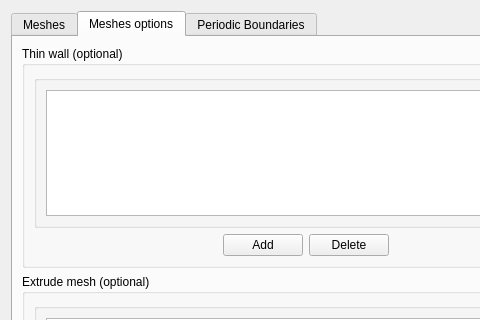
The window that gui/Pages/SolutionDomainForm.ui (code-saturne/code_saturne) describes before a commit, drawn with Qt 5; both pictures show x 0 to 480 and y 0 to 320 of the 612 by 868 pixel window.
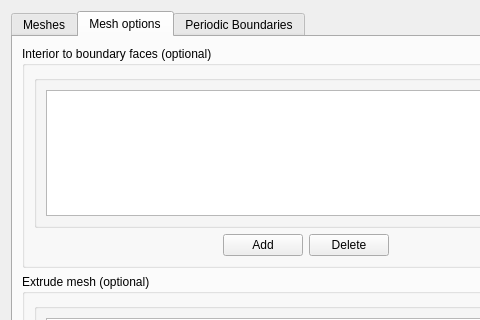
The same window after the commit. The open tabs and pages were chosen to show the change. Icons and pictures are not drawn. Custom widgets are drawn as their Qt base class.

Commit message: Rename cs_user_thinwall to cs_user_boundary, fix missing reload issue in GUI.

What changed in the file:
```diff
--- a/gui/Pages/SolutionDomainForm.ui
+++ b/gui/Pages/SolutionDomainForm.ui
@@ -413,7 +413,7 @@
      </widget>
      <widget class="QWidget" name="tab_3">
       <attribute name="title">
-       <string>Meshes options</string>
+       <string>Mesh options</string>
       </attribute>
       <layout class="QGridLayout" name="gridLayout_6">
        <item row="0" column="0">
@@ -422,7 +422,7 @@
           <string>&lt;html&gt;&lt;head/&gt;&lt;body&gt;&lt;p&gt;&lt;span style=&quot; font-size:9pt;&quot;&gt;Transform selected internal faces into abutting boundary faces.&lt;/span&gt;&lt;/p&gt;&lt;/body&gt;&lt;/html&gt;</string>
          </property>
          <property name="title">
-          <string>Thin wall (optional)</string>
+          <string>Interior to boundary faces (optional)</string>
          </property>
          <layout class="QGridLayout" name="gridLayout_3">
           <item row="0" column="0">
```
Left out of the diff: 122 changed lines with no effect on the pictures. The commit also changes 12 other files.
